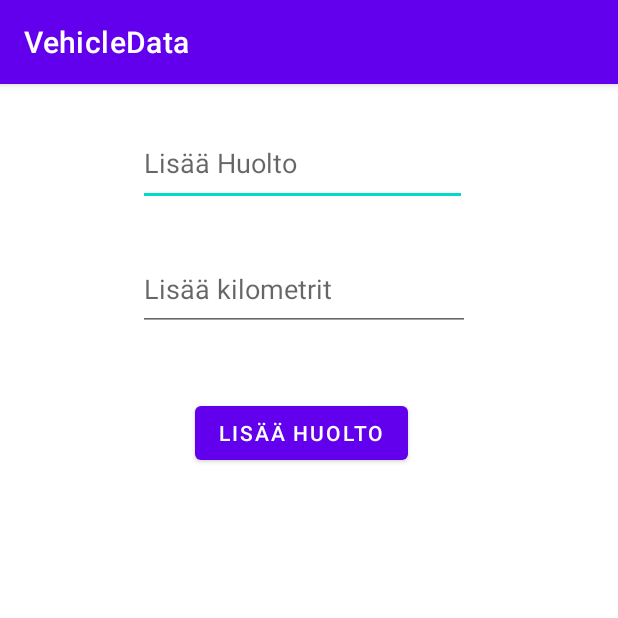
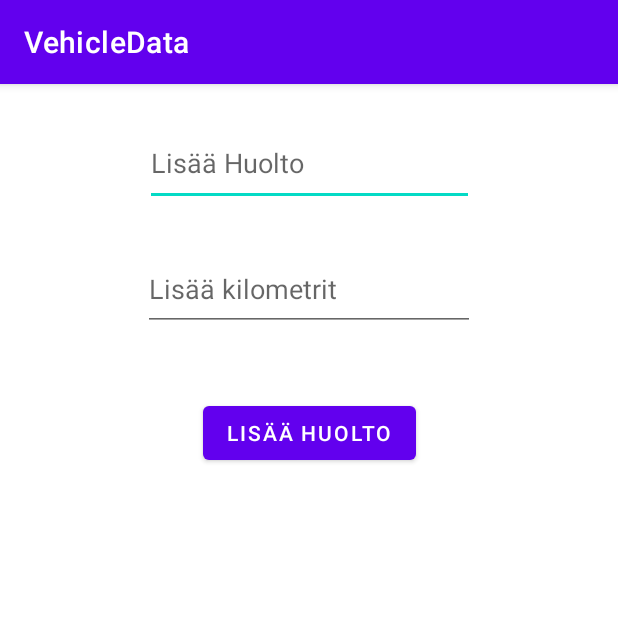
Before and after one commit to mikaelk94/android-huoltokirja, an Android app: the VehicleData screen opened directly, with no data from a screen before it, on a phone screen of 412 x 824 dp, the top half of it. Run offline under Robolectric (Android 15) with nearby library versions, the phone set to English and light mode, and no system bars; our stand-ins replace Firebase (no records; nobody signed in at launch, a user with empty details on screens opened directly).

Commit message:
xml-tiedostojen siistimistä

```diff
--- a/app/src/main/java/huolto/kirja/AddService.java
+++ b/app/src/main/java/huolto/kirja/AddService.java
@@ -36,7 +36,7 @@ public class AddService extends AppCompatActivity {
 
         this.setTitle("Lisää Ajoneuvo");
 
-        bottomNavigationView = findViewById(R.id.bottomNavigationview);
+        bottomNavigationView = findViewById(R.id.bottomNavigationView);
         bottomNavigationView.setSelectedItemId(R.id.addService);
 
         makeModel = findViewById(R.id.editTextVehicleName);
--- a/app/src/main/java/huolto/kirja/LoggedIn.java
+++ b/app/src/main/java/huolto/kirja/LoggedIn.java
@@ -62,7 +62,7 @@ public class LoggedIn extends AppCompatActivity {
         String search = "user/" + username;
         reference = FirebaseDatabase.getInstance().getReference().child(search);
 
-        bottomNavigationView = findViewById(R.id.bottomNavigationview);
+        bottomNavigationView = findViewById(R.id.bottomNavigationView);
         bottomNavigationView.setSelectedItemId(R.id.loggedIn);
 
         // Tähän rakennettu nyt explicit intent jotta username menee aina uuteen activityyn
--- a/app/src/main/java/huolto/kirja/Logout.java
+++ b/app/src/main/java/huolto/kirja/Logout.java
@@ -22,7 +22,7 @@ public class Logout extends AppCompatActivity {
         this.setTitle("Kirjaudu Ulos");
         String username = getIntent().getStringExtra("username");
 
-        bottomNavigationView = findViewById(R.id.bottomNavigationview);
+        bottomNavigationView = findViewById(R.id.bottomNavigationView);
         bottomNavigationView.setSelectedItemId(R.id.logOut);
 
         // Tähän rakennettu explicit intent jotta username menee aina uuteen activityyn
--- a/app/src/main/res/layout/activity_logged_in.xml
+++ b/app/src/main/res/layout/activity_logged_in.xml
@@ -7,7 +7,7 @@
     tools:context=".LoggedIn">
 
     <com.google.android.material.bottomnavigation.BottomNavigationView
-        android:id="@+id/bottomNavigationview"
+        android:id="@+id/bottomNavigationView"
         android:layout_width="match_parent"
         android:layout_height="70dp"
         android:background="@color/purple_500"
@@ -22,7 +22,7 @@
         android:id="@+id/list"
         android:layout_width="306dp"
         android:layout_height="356dp"
-        app:layout_constraintBottom_toTopOf="@+id/bottomNavigationview"
+        app:layout_constraintBottom_toTopOf="@+id/bottomNavigationView"
         app:layout_constraintEnd_toEndOf="parent"
         app:layout_constraintStart_toStartOf="parent"
         app:layout_constraintTop_toBottomOf="@+id/textViewUsername" />
--- a/app/src/main/res/layout/activity_logout.xml
+++ b/app/src/main/res/layout/activity_logout.xml
@@ -7,7 +7,7 @@
     tools:context=".Logout">
 
     <com.google.android.material.bottomnavigation.BottomNavigationView
-        android:id="@+id/bottomNavigationview"
+        android:id="@+id/bottomNavigationView"
         android:layout_width="match_parent"
         android:layout_height="70dp"
         android:background="@color/purple_500"
--- a/app/src/main/res/layout/activity_vehicle_data.xml
+++ b/app/src/main/res/layout/activity_vehicle_data.xml
@@ -10,14 +10,12 @@
         android:id="@+id/editTextAddVService"
         android:layout_width="219dp"
         android:layout_height="57dp"
-        android:layout_marginStart="96dp"
         android:layout_marginTop="24dp"
-        android:layout_marginEnd="105dp"
         android:ems="10"
-        android:hint="Lisää Huolto"
+        android:hint="@string/add_service"
         android:inputType="textPersonName"
         app:layout_constraintEnd_toEndOf="parent"
-        app:layout_constraintHorizontal_bias="0.476"
+        app:layout_constraintHorizontal_bias="0.5"
         app:layout_constraintStart_toStartOf="parent"
         app:layout_constraintTop_toTopOf="parent" />
 
@@ -25,14 +23,12 @@
         android:id="@+id/editTextAddVKilometers"
         android:layout_width="221dp"
         android:layout_height="55dp"
-        android:layout_marginStart="96dp"
         android:layout_marginTop="28dp"
-        android:layout_marginEnd="103dp"
         android:ems="10"
-        android:hint="Lisää kilometrit"
+        android:hint="@string/add_distance"
         android:inputType="textPersonName"
         app:layout_constraintEnd_toEndOf="parent"
-        app:layout_constraintHorizontal_bias="0.468"
+        app:layout_constraintHorizontal_bias="0.5"
         app:layout_constraintStart_toStartOf="parent"
         app:layout_constraintTop_toBottomOf="@+id/editTextAddVService" />
 
@@ -40,12 +36,10 @@
         android:id="@+id/buttonAddVService"
         android:layout_width="wrap_content"
         android:layout_height="wrap_content"
-        android:layout_marginStart="159dp"
         android:layout_marginTop="44dp"
-        android:layout_marginEnd="188dp"
-        android:text="Lisää huolto"
+        android:text="@string/add_service"
         app:layout_constraintEnd_toEndOf="parent"
-        app:layout_constraintHorizontal_bias="0.387"
+        app:layout_constraintHorizontal_bias="0.5"
         app:layout_constraintStart_toStartOf="parent"
         app:layout_constraintTop_toBottomOf="@+id/editTextAddVKilometers" />
 
@@ -53,9 +47,7 @@
         android:id="@+id/VehicleDataList"
         android:layout_width="319dp"
         android:layout_height="408dp"
-        android:layout_marginStart="1dp"
         android:layout_marginTop="32dp"
-        android:layout_marginEnd="1dp"
         app:layout_constraintEnd_toEndOf="parent"
         app:layout_constraintStart_toStartOf="parent"
         app:layout_constraintTop_toBottomOf="@+id/buttonAddVService" />
```
Also changed, not shown: app/src/main/res/layout/activity_add_service.xml (+7 -9 lines), app/src/main/res/layout/activity_main.xml (+5 -15 lines), app/src/main/res/layout/activity_register.xml (+3 -9 lines), app/src/main/res/values/strings.xml (+10 -0 lines).
